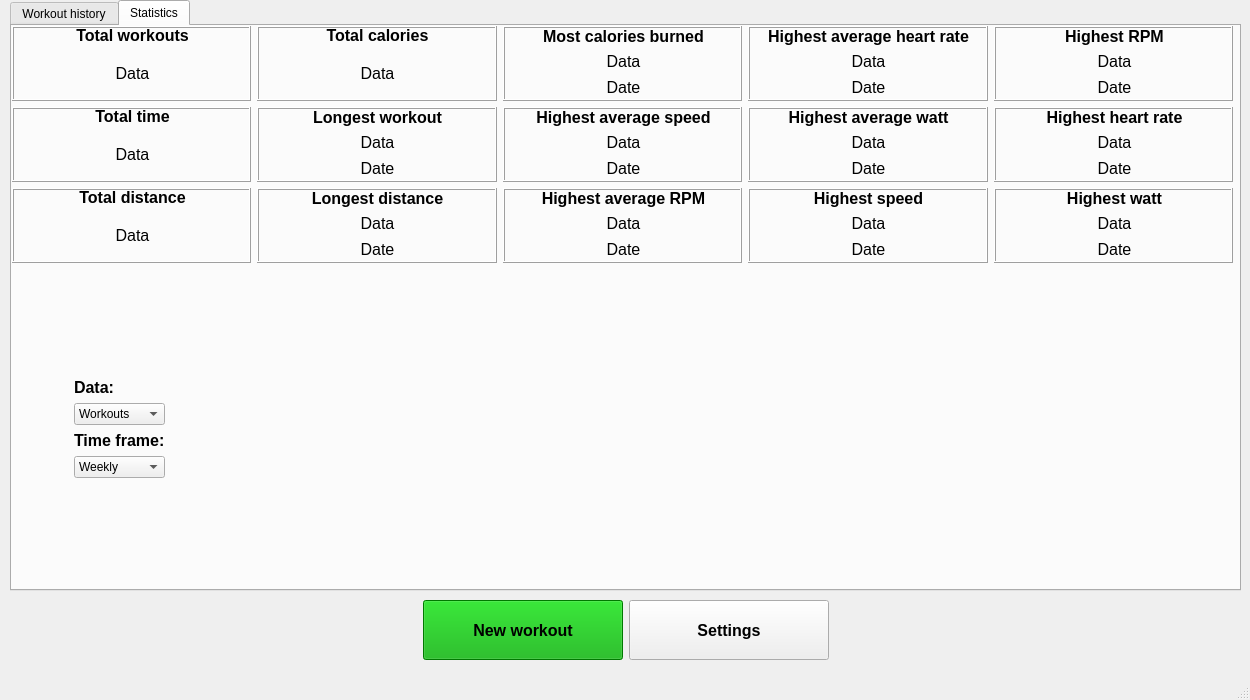
Qt form resources/mainwindow.ui (CGodiksen/exercise-bike-logger) before a commit.
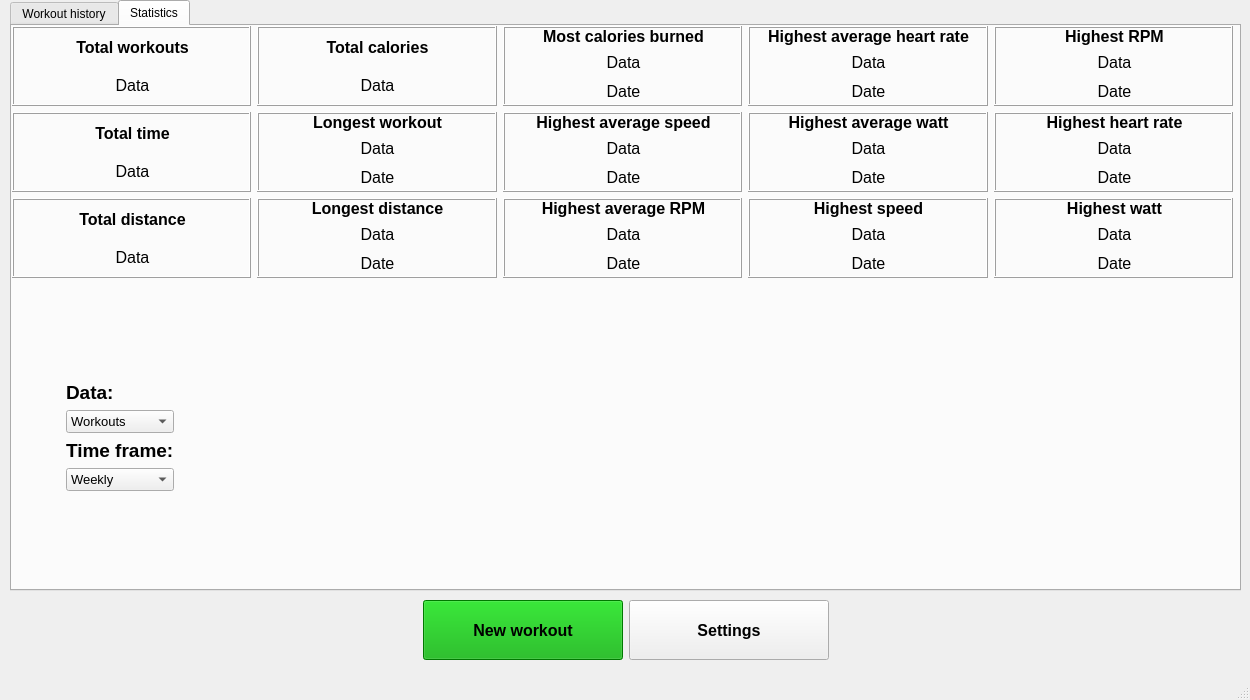
The same form after that commit. The open tabs and pages were chosen to show the change. Custom widgets are drawn as their Qt base class.

Commit message:
When a date is clicked on the statistics page we know go to the specific workout in the workout history.
This involves changing the former date labels to pushButtons and adding a new method to the statistics_tab.py file.

What changed in the file:
```diff
--- a/resources/mainwindow.ui
+++ b/resources/mainwindow.ui
@@ -849,7 +849,7 @@
            <property name="minimumSize">
             <size>
              <width>75</width>
-             <height>75</height>
+             <height>80</height>
             </size>
            </property>
            <property name="frameShape">
@@ -864,10 +864,23 @@
               <x>0</x>
               <y>0</y>
               <width>241</width>
-              <height>71</height>
+              <height>81</height>
              </rect>
             </property>
             <layout class="QVBoxLayout" name="verticalLayout_18">
+             <item>
+              <spacer name="verticalSpacer_15">
+               <property name="orientation">
+                <enum>Qt::Vertical</enum>
+               </property>
+               <property name="sizeHint" stdset="0">
+                <size>
+                 <width>20</width>
+                 <height>40</height>
+                </size>
+               </property>
+              </spacer>
+             </item>
              <item>
               <widget class="QLabel" name="label_22">
                <property name="font">
@@ -944,7 +957,7 @@
               <x>0</x>
               <y>0</y>
               <width>241</width>
-              <height>71</height>
+              <height>79</height>
              </rect>
             </property>
             <layout class="QVBoxLayout" name="verticalLayout_35">
@@ -981,7 +994,7 @@
               </widget>
              </item>
              <item>
-              <widget class="QLabel" name="highWattDateLabel">
+              <widget class="QPushButton" name="highWattDateButton">
                <property name="font">
                 <font>
                  <pointsize>12</pointsize>
@@ -990,8 +1003,8 @@
                <property name="text">
                 <string>Date</string>
                </property>
-               <property name="alignment">
-                <set>Qt::AlignCenter</set>
+               <property name="flat">
+                <bool>true</bool>
                </property>
               </widget>
              </item>
@@ -1013,7 +1026,7 @@
               <x>0</x>
               <y>0</y>
               <width>241</width>
-              <height>71</height>
+              <height>79</height>
              </rect>
             </property>
             <layout class="QVBoxLayout" name="verticalLayout_32">
@@ -1050,7 +1063,7 @@
               </widget>
              </item>
              <item>
-              <widget class="QLabel" name="highSpeedDateLabel">
+              <widget class="QPushButton" name="highSpeedDateButton">
                <property name="font">
                 <font>
                  <pointsize>12</pointsize>
@@ -1059,8 +1072,8 @@
                <property name="text">
                 <string>Date</string>
                </property>
-               <property name="alignment">
-                <set>Qt::AlignCenter</set>
+               <property name="flat">
+                <bool>true</bool>
                </property>
               </widget>
              </item>
@@ -1082,7 +1095,7 @@
               <x>0</x>
               <y>0</y>
               <width>241</width>
-              <height>71</height>
+              <height>79</height>
              </rect>
             </property>
             <layout class="QVBoxLayout" name="verticalLayout_33">
@@ -1119,7 +1132,7 @@
               </widget>
              </item>
              <item>
-              <widget class="QLabel" name="highRPMDateLabel">
+              <widget class="QPushButton" name="highRPMDateButton">
                <property name="font">
                 <font>
                  <pointsize>12</pointsize>
@@ -1128,8 +1141,8 @@
                <property name="text">
                 <string>Date</string>
                </property>
-               <property name="alignment">
-                <set>Qt::AlignCenter</set>
+               <property name="flat">
+                <bool>true</bool>
                </property>
               </widget>
              </item>
@@ -1151,7 +1164,7 @@
               <x>0</x>
               <y>0</y>
               <width>241</width>
-              <height>71</height>
+              <height>79</height>
              </rect>
             </property>
             <layout class="QVBoxLayout" name="verticalLayout_30">
@@ -1188,7 +1201,7 @@
               </widget>
              </item>
              <item>
-              <widget class="QLabel" name="highAvgHeartRateDateLabel">
+              <widget class="QPushButton" name="highAvgHeartRateDateButton">
                <property name="font">
                 <font>
                  <pointsize>12</pointsize>
@@ -1197,8 +1210,8 @@
                <property name="text">
                 <string>Date</string>
                </property>
-               <property name="alignment">
-                <set>Qt::AlignCenter</set>
+               <property name="flat">
+                <bool>true</bool>
                </property>
               </widget>
              </item>
@@ -1220,7 +1233,7 @@
               <x>0</x>
               <y>0</y>
               <width>241</width>
-              <height>71</height>
+              <height>79</height>
              </rect>
             </property>
             <layout class="QVBoxLayout" name="verticalLayout_20">
@@ -1257,7 +1270,7 @@
               </widget>
              </item>
              <item>
-              <widget class="QLabel" name="longestWorkoutDateLabel">
+              <widget class="QPushButton" name="longestWorkoutDateButton">
                <property name="font">
                 <font>
                  <pointsize>12</pointsize>
@@ -1266,8 +1279,8 @@
                <property name="text">
                 <string>Date</string>
                </property>
-               <property name="alignment">
-                <set>Qt::AlignCenter</set>
+               <property name="flat">
+                <bool>true</bool>
                </property>
               </widget>
              </item>
@@ -1289,7 +1302,7 @@
               <x>0</x>
               <y>0</y>
               <width>241</width>
-              <height>71</height>
+              <height>79</height>
              </rect>
             </property>
             <layout class="QVBoxLayout" name="verticalLayout_34">
@@ -1326,7 +1339,7 @@
               </widget>
              </item>
              <item>
-              <widget class="QLabel" name="highHeartRateDateLabel">
+              <widget class="QPushButton" name="highHeartRateDateButton">
                <property name="font">
                 <font>
                  <pointsize>12</pointsize>
@@ -1335,8 +1348,8 @@
                <property name="text">
                 <string>Date</string>
                </property>
-               <property name="alignment">
-                <set>Qt::AlignCenter</set>
+               <property name="flat">
+                <bool>true</bool>
                </property>
               </widget>
              </item>
@@ -1358,7 +1371,7 @@
               <x>0</x>
               <y>0</y>
               <width>241</width>
-              <height>71</height>
+              <height>79</height>
              </rect>
             </property>
             <layout class="QVBoxLayout" name="verticalLayout_28">
@@ -1395,7 +1408,7 @@
               </widget>
              </item>
              <item>
-              <widget class="QLabel" name="highAvgSpeedDateLabel">
+              <widget class="QPushButton" name="highAvgSpeedDateButton">
                <property name="font">
                 <font>
                  <pointsize>12</pointsize>
@@ -1404,8 +1417,8 @@
                <property name="text">
                 <string>Date</string>
                </property>
-               <property name="alignment">
-                <set>Qt::AlignCenter</set>
+               <property name="flat">
+                <bool>true</bool>
                </property>
               </widget>
              </item>
@@ -1427,7 +1440,7 @@
               <x>0</x>
               <y>0</y>
               <width>241</width>
-              <height>71</height>
+              <height>79</height>
              </rect>
             </property>
             <layout class="QVBoxLayout" name="verticalLayout_27">
@@ -1464,7 +1477,7 @@
               </widget>
              </item>
              <item>
-              <widget class="QLabel" name="mostCaloriesBurnedDateLabel">
+              <widget class="QPushButton" name="mostCaloriesBurnedDateButton">
                <property name="font">
                 <font>
                  <pointsize>12</pointsize>
@@ -1473,8 +1486,8 @@
                <property name="text">
                 <string>Date</string>
                </property>
-               <property name="alignment">
-                <set>Qt::AlignCenter</set>
+               <property name="flat">
+                <bool>true</bool>
                </property>
               </widget>
              </item>
@@ -1496,7 +1509,7 @@
               <x>0</x>
               <y>0</y>
               <width>241</width>
-              <height>71</height>
+              <height>79</height>
              </rect>
             </property>
             <layout class="QVBoxLayout" name="verticalLayout_31">
@@ -1533,7 +1546,7 @@
               </widget>
              </item>
              <item>
-              <widget class="QLabel" name="highAvgWattDateLabel">
+              <widget class="QPushButton" name="highAvgWattDateButton">
                <property name="font">
                 <font>
                  <pointsize>12</pointsize>
@@ -1542,8 +1555,8 @@
                <property name="text">
                 <string>Date</string>
                </property>
-               <property name="alignment">
-                <set>Qt::AlignCenter</set>
+               <property name="flat">
+                <bool>true</bool>
                </property>
               </widget>
              </item>
@@ -1556,7 +1569,7 @@
            <property name="minimumSize">
             <size>
              <width>0</width>
-             <height>75</height>
+             <height>80</height>
             </size>
            </property>
            <property name="frameShape">
@@ -1571,10 +1584,23 @@
               <x>0</x>
               <y>0</y>
               <width>241</width>
-              <height>71</height>
+              <height>81</height>
              </rect>
             </property>
             <layout class="QVBoxLayout" name="verticalLayout_16">
+             <item>
+              <spacer name="verticalSpacer_12">
+               <property name="orientation">
+                <enum>Qt::Vertical</enum>
+               </property>
+               <property name="sizeHint" stdset="0">
+                <size>
+                 <width>20</width>
+                 <height>40</height>
+                </size>
+               </property>
+              </spacer>
+             </item>
              <item>
               <widget class="QLabel" name="label_18">
                <property name="font">
@@ -1651,7 +1677,7 @@
               <x>0</x>
               <y>0</y>
               <width>241</width>
-              <height>71</height>
+              <height>79</height>
              </rect>
             </property>
             <layout class="QVBoxLayout" name="verticalLayout_22">
@@ -1688,7 +1714,7 @@
               </widget>
              </item>
              <item>
-              <widget class="QLabel" name="longestDistanceDateLabel">
+              <widget class="QPushButton" name="longestDistanceDateButton">
                <property name="font">
                 <font>
                  <pointsize>12</pointsize>
@@ -1697,8 +1723,8 @@
                <property name="text">
                 <string>Date</string>
                </property>
-               <property name="alignment">
-                <set>Qt::AlignCenter</set>
+               <property name="flat">
+                <bool>true</bool>
                </property>
               </widget>
              </item>
@@ -1711,7 +1737,7 @@
            <property name="minimumSize">
             <size>
              <width>75</width>
-             <height>75</height>
+             <height>80</height>
             </size>
            </property>
            <property name="frameShape">
@@ -1726,10 +1752,23 @@
               <x>0</x>
               <y>0</y>
               <width>241</width>
-              <height>71</height>
+              <height>81</height>
              </rect>
             </property>
             <layout class="QVBoxLayout" name="verticalLayout_17">
+             <item>
+              <spacer name="verticalSpacer_14">
+               <property name="orientation">
+                <enum>Qt::Vertical</enum>
+               </property>
+               <property name="sizeHint" stdset="0">
+                <size>
+                 <width>20</width>
+                 <height>40</height>
+                </size>
+               </property>
+              </spacer>
+             </item>
              <item>
               <widget class="QLabel" name="label_19">
                <property name="font">
@@ -1806,10 +1845,23 @@
               <x>0</x>
               <y>0</y>
               <width>241</width>
-              <height>71</height>
+              <height>81</height>
              </rect>
             </property>
             <layout class="QVBoxLayout" name="verticalLayout_19">
+             <item>
+              <spacer name="verticalSpacer_13">
+               <property name="orientation">
+                <enum>Qt::Vertical</enum>
+               </property>
+               <property name="sizeHint" stdset="0">
+                <size>
+                 <width>20</width>
+                 <height>40</height>
+                </size>
+               </property>
+              </spacer>
+             </item>
              <item>
               <widget class="QLabel" name="label_25">
                <property name="font">
@@ -1886,7 +1938,7 @@
               <x>0</x>
               <y>0</y>
               <width>241</width>
-              <height>71</height>
+              <height>79</height>
              </rect>
             </property>
             <layout class="QVBoxLayout" name="verticalLayout_29">
@@ -1923,7 +1975,7 @@
               </widget>
              </item>
              <item>
-              <widget class="QLabel" name="highAvgRPMDateLabel">
+              <widget class="QPushButton" name="highAvgRPMDateButton">
                <property name="font">
                 <font>
                  <pointsize>12</pointsize>
@@ -1932,8 +1984,8 @@
                <property name="text">
                 <string>Date</string>
                </property>
-               <property name="alignment">
-                <set>Qt::AlignCenter</set>
+               <property name="flat">
+                <bool>true</bool>
                </property>
               </widget>
              </item>
@@ -1977,7 +2029,7 @@
             <widget class="QLabel" name="label_16">
              <property name="font">
               <font>
-               <pointsize>12</pointsize>
+               <pointsize>14</pointsize>
                <weight>75</weight>
                <bold>true</bold>
               </font>
@@ -1989,6 +2041,11 @@
            </item>
            <item>
             <widget class="QComboBox" name="comboBox">
+             <property name="font">
+              <font>
+               <pointsize>10</pointsize>
+              </font>
+             </property>
              <item>
               <property name="text">
                <string>Workouts</string>
@@ -2015,7 +2072,7 @@
             <widget class="QLabel" name="label_17">
              <property name="font">
               <font>
-               <pointsize>12</pointsize>
+               <pointsize>14</pointsize>
                <weight>75</weight>
                <bold>true</bold>
               </font>
@@ -2027,6 +2084,11 @@
            </item>
            <item>
             <widget class="QComboBox" name="comboBox_2">
+             <property name="font">
+              <font>
+               <pointsize>10</pointsize>
+              </font>
+             </property>
              <item>
               <property name="text">
                <string>Weekly</string>
@@ -2077,7 +2139,7 @@
            <property name="minimumSize">
             <size>
              <width>1000</width>
-             <height>300</height>
+             <height>275</height>
             </size>
            </property>
           </widget>
```
Left out of the diff: 4 changed lines with no effect on the pictures. The commit also changes 2 other files.
